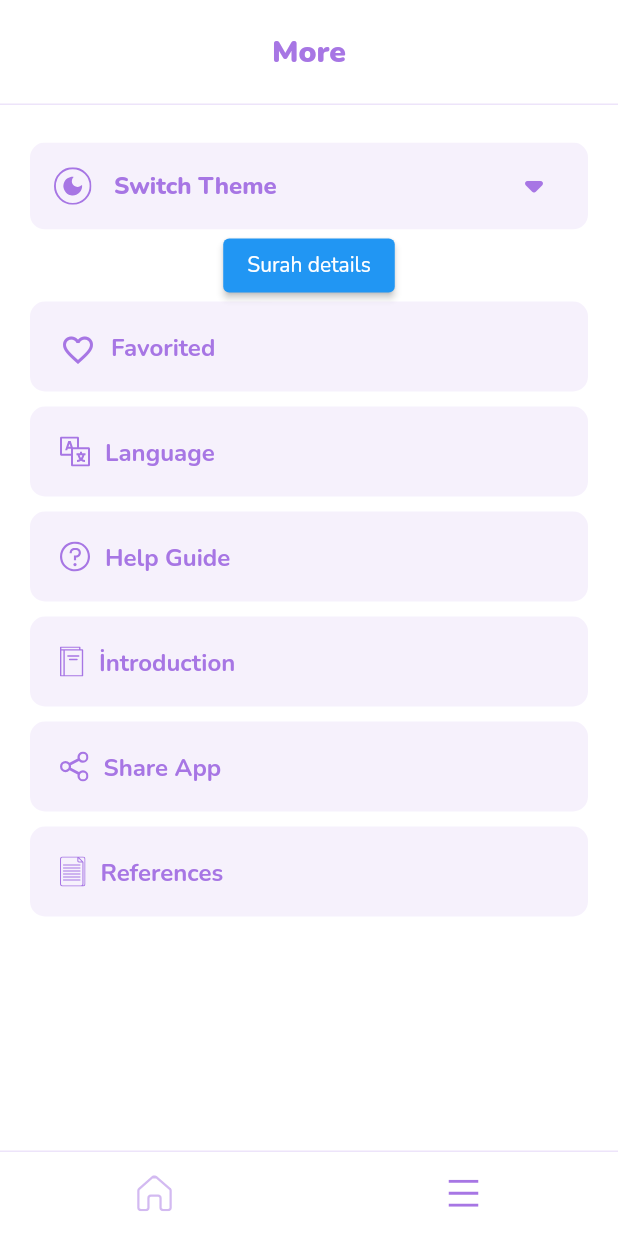
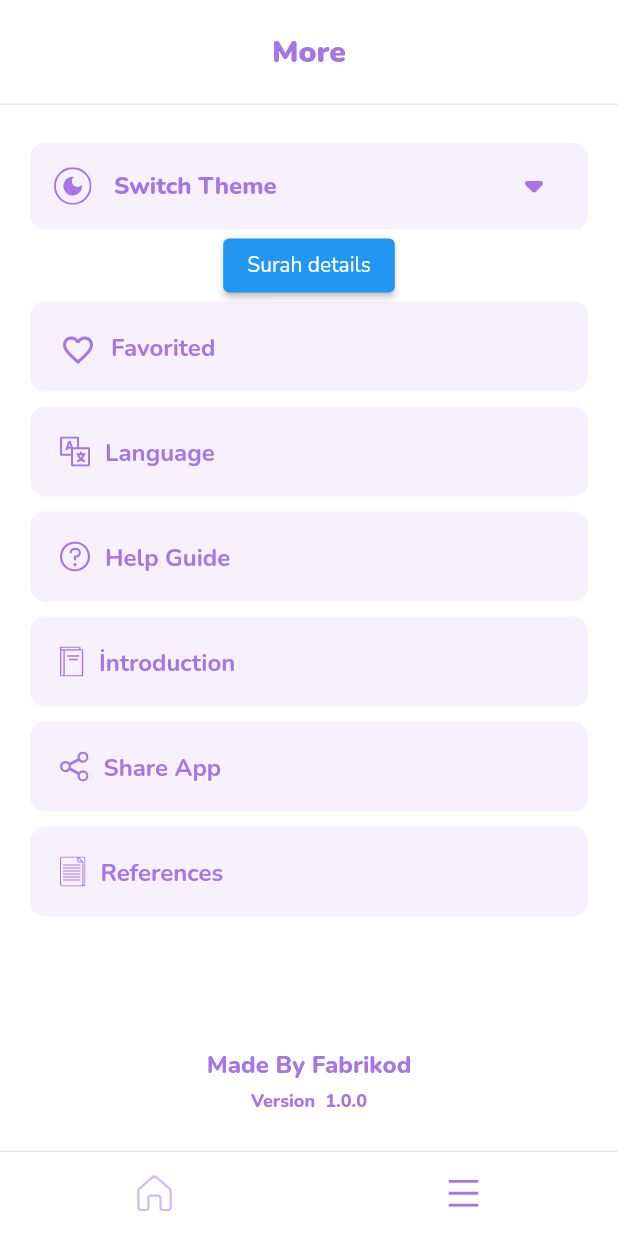
Before and after one commit to Open-Quran/quran, a Flutter app: the screen it shows after launch, item 2 of the bottom bar chosen, on a phone screen of 412 x 824 dp. Run offline on Flutter 3.47's test engine with Material 2 defaults, Android fonts, the phone set to English and light mode, and no system bars; our stand-ins replace auto_size_text, flutter_svg, get_storage, google_fonts, package_info_plus; generated files the repository leaves out were written again.

Commit message:
made by fabrikod text added and package info plus pub get

```diff
--- a/lib/l10n/app_en.arb
+++ b/lib/l10n/app_en.arb
@@ -18,5 +18,7 @@
     "quranMode": "Qur'an Mode",
     "greenMode": "Green Mode",
     "translation": "Translation",
-    "reading": "Reading"
+    "reading": "Reading",
+    "madeByFabrikod": "Made By Fabrikod",
+    "version": "Version"
 }
--- a/lib/l10n/app_tr.arb
+++ b/lib/l10n/app_tr.arb
@@ -18,5 +18,7 @@
     "lightMode": "Aydınlık",
     "darkMode": "Karanlık",
     "quranMode": "Kur'an Modu",
-    "greenMode": "Yeşil Mod"
+    "greenMode": "Yeşil Mod",
+    "madeByFabrikod": "Fabrikod Tarafından Yapıldı",
+    "version": "Versiyon"
 }
--- a/lib/main.dart
+++ b/lib/main.dart
@@ -10,6 +10,7 @@ import 'package:flutter_gen/gen_l10n/app_localizations.dart';
 
 Future<void> main() async {
   await GetStorage.init('FabrikodQuran');
+  WidgetsFlutterBinding.ensureInitialized();
   runApp(const MyApp());
 }
 
@@ -28,7 +29,8 @@ class MyApp extends StatelessWidget {
             locale: appSettingProvider.appLocale,
             localizationsDelegates: AppLocalizations.localizationsDelegates,
             supportedLocales: AppLocalizations.supportedLocales,
-            localeResolutionCallback: appSettingProvider.localeResolutionCallback,
+            localeResolutionCallback:
+                appSettingProvider.localeResolutionCallback,
             theme: appSettingProvider.appThemeMode.getThemeData,
             home: const BottomNavBarScreen(),
           );
--- a/lib/screens/more_screen.dart
+++ b/lib/screens/more_screen.dart
@@ -5,13 +5,19 @@ import 'package:fabrikod_quran/widgets/buttons/secondary_button.dart';
 import 'package:fabrikod_quran/widgets/cards/custom_expanding_theme_card.dart';
 import 'package:flutter/material.dart';
 import 'package:flutter_svg/svg.dart';
+import 'package:package_info_plus/package_info_plus.dart';
 import 'package:provider/provider.dart';
 
 import '../providers/app_settings_provider.dart';
 
-class MoreScreen extends StatelessWidget {
+class MoreScreen extends StatefulWidget {
   const MoreScreen({Key? key}) : super(key: key);
 
+  @override
+  State<MoreScreen> createState() => _MoreScreenState();
+}
+
+class _MoreScreenState extends State<MoreScreen> {
   @override
   Widget build(BuildContext context) {
     return Scaffold(
@@ -26,14 +32,18 @@ class MoreScreen extends StatelessWidget {
         child: Column(
           children: [
             CustomExpandingThemeCard(
-              defaultThemeMode: context.watch<AppSettingsProvider>().appThemeMode,
-              changedTheme: (newThemeMode) =>
-                  context.read<AppSettingsProvider>().changeAppTheme(newThemeMode),
+              defaultThemeMode:
+                  context.watch<AppSettingsProvider>().appThemeMode,
+              changedTheme: (newThemeMode) => context
+                  .read<AppSettingsProvider>()
+                  .changeAppTheme(newThemeMode),
             ),
             ElevatedButton(
               onPressed: () {
                 Navigator.push(
-                    context, MaterialPageRoute(builder: (context) => const SurahDetailsScreen()));
+                    context,
+                    MaterialPageRoute(
+                        builder: (context) => const SurahDetailsScreen()));
               },
               child: const Text("Surah details"),
             ),
@@ -54,8 +64,7 @@ class MoreScreen extends StatelessWidget {
                 icon: SvgPicture.asset(
                   ImageConstants.languageIcon,
                   color: context.theme.iconTheme.color,
-                )
-            ),
+                )),
             const SizedBox(
               height: kPaddingDefault,
             ),
@@ -65,8 +74,7 @@ class MoreScreen extends StatelessWidget {
                 icon: SvgPicture.asset(
                   ImageConstants.helpGuideIcon,
                   color: context.theme.iconTheme.color,
-                )
-            ),
+                )),
             const SizedBox(
               height: kPaddingDefault,
             ),
@@ -97,8 +105,31 @@ class MoreScreen extends StatelessWidget {
                   ImageConstants.referencesIcon,
                   color: context.theme.iconTheme.color,
                 )),
-        ],),
+            const Spacer(),
+            buildAppInfo,
+          ],
+        ),
       ),
     );
   }
+
+  Widget get buildAppInfo {
+    return Column(
+      mainAxisAlignment: MainAxisAlignment.center,
+      children: [
+        Text(context.translate.madeByFabrikod,
+            style: context.theme.textTheme.headlineSmall),
+        const SizedBox(height: kPaddingSmall),
+        FutureBuilder<PackageInfo>(
+          future: PackageInfo.fromPlatform(),
+          builder: (context, snapshot) {
+            return Text(
+              "${context.translate.version}  ${snapshot.data?.version ?? ""}",
+              style: context.theme.textTheme.bodyMedium,
+            );
+          },
+        ),
+      ],
+    );
   }
+}
--- a/pubspec.yaml
+++ b/pubspec.yaml
@@ -34,6 +34,7 @@ dependencies:
 
   #Helpers
   flutter_native_splash: ^2.2.10+1                        # Native Splash
+  package_info_plus: ^2.0.0
 
 dev_dependencies:
   flutter_test:
```
Lines whose indentation alone changed are shown as unchanged.
